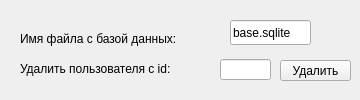
Above: adminscreen.ui from ThirdOfPM/shake-it before the change. Below: the same form after it.
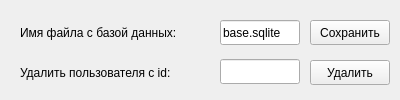
That is the form after the change.

The edit to the form file:
```diff
--- a/adminscreen.ui
+++ b/adminscreen.ui
@@ -6,19 +6,19 @@
    <rect>
     <x>0</x>
     <y>0</y>
-    <width>360</width>
+    <width>400</width>
     <height>100</height>
    </rect>
   </property>
   <property name="minimumSize">
    <size>
-    <width>360</width>
+    <width>400</width>
     <height>100</height>
    </size>
   </property>
   <property name="maximumSize">
    <size>
-    <width>360</width>
+    <width>400</width>
     <height>100</height>
    </size>
   </property>
@@ -28,9 +28,9 @@
   <widget class="QLineEdit" name="lineEdit">
    <property name="geometry">
     <rect>
-     <x>230</x>
+     <x>220</x>
      <y>20</y>
-     <width>81</width>
+     <width>80</width>
      <height>25</height>
     </rect>
    </property>
@@ -42,9 +42,9 @@
    <property name="geometry">
     <rect>
      <x>20</x>
-     <y>30</y>
+     <y>20</y>
      <width>201</width>
-     <height>17</height>
+     <height>25</height>
     </rect>
    </property>
    <property name="text">
@@ -57,7 +57,7 @@
      <x>20</x>
      <y>60</y>
      <width>191</width>
-     <height>17</height>
+     <height>25</height>
     </rect>
    </property>
    <property name="text">
@@ -69,24 +69,37 @@
     <rect>
      <x>220</x>
      <y>59</y>
-     <width>51</width>
-     <height>21</height>
+     <width>80</width>
+     <height>25</height>
     </rect>
    </property>
   </widget>
   <widget class="QPushButton" name="pushButton">
    <property name="geometry">
     <rect>
-     <x>280</x>
+     <x>310</x>
      <y>60</y>
-     <width>71</width>
-     <height>21</height>
+     <width>80</width>
+     <height>25</height>
     </rect>
    </property>
    <property name="text">
     <string>Удалить</string>
    </property>
   </widget>
+  <widget class="QPushButton" name="pushButton_2">
+   <property name="geometry">
+    <rect>
+     <x>310</x>
+     <y>20</y>
+     <width>80</width>
+     <height>25</height>
+    </rect>
+   </property>
+   <property name="text">
+    <string>Сохранить</string>
+   </property>
+  </widget>
  </widget>
  <resources/>
  <connections/>
```
Left out of the diff: 2 changed lines with no effect on the pictures.
